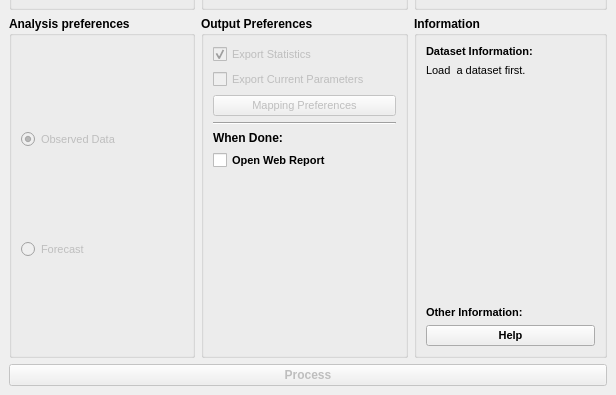
JuanPDiazL/SMPG, file ui/smpg_dialog_base.ui: the form before one commit; both pictures show x 0 to 616 and y 331 to 726 of the 616 by 726 pixel window.
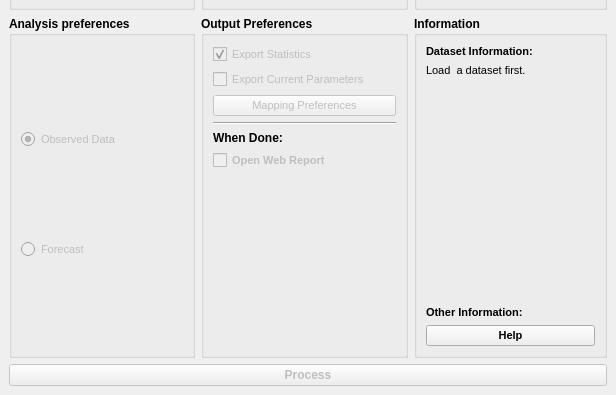
The form after the commit. Icons and pictures are not drawn.

Commit message: fixes: fixed open web report checkbox behavior

Patch:
```diff
--- a/ui/smpg_dialog_base.ui
+++ b/ui/smpg_dialog_base.ui
@@ -690,6 +690,9 @@
          </item>
          <item row="6" column="0">
           <widget class="QCheckBox" name="openWebReportCheckBox">
+           <property name="enabled">
+            <bool>false</bool>
+           </property>
            <property name="font">
             <font>
              <pointsize>8</pointsize>
```
The commit also changes 1 other file.
